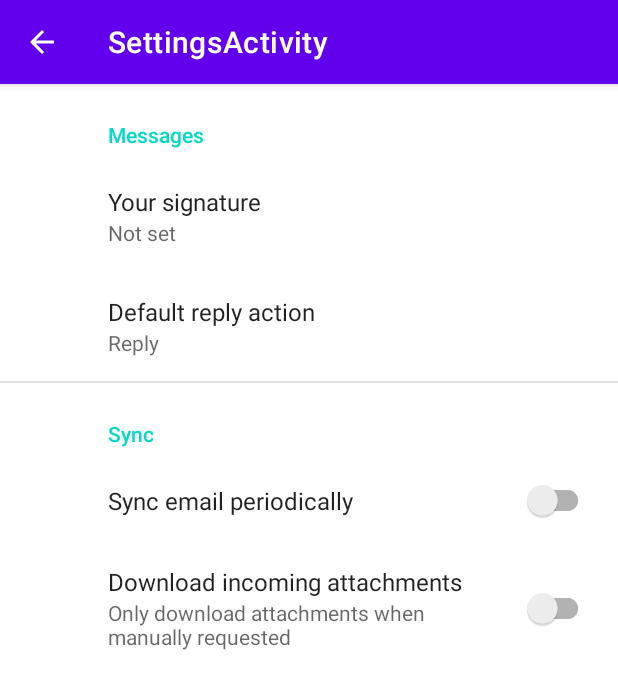
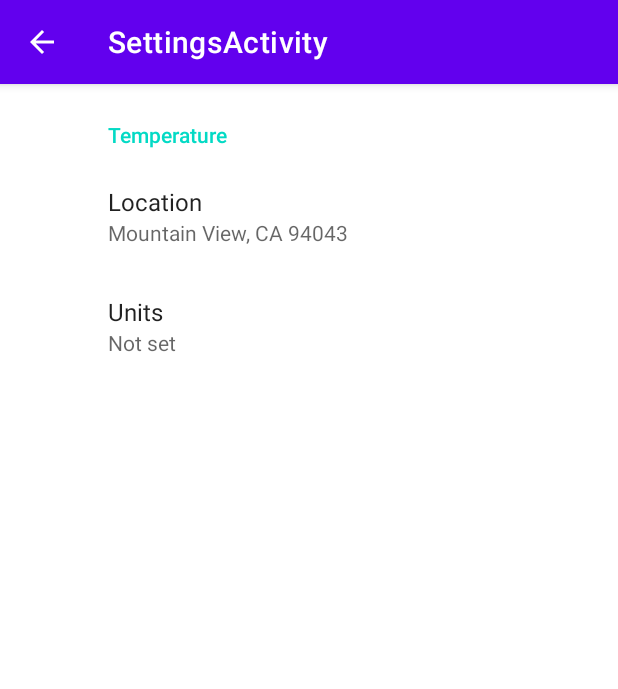
Before and after one commit to 3dylson/Modulo-2, an Android app: the SettingsActivity screen opened directly, with no data from a screen before it, on a phone screen of 412 x 824 dp. Shown: the top 689 px of the screen. Run offline under Robolectric (Android 15) with nearby library versions, the phone set to English and light mode, and no system bars; our stand-ins replace androidx.preference.

Commit message:
Create the PreferenceFragment in Sunshine - Lesson 6: 34

```diff
--- a/Sunshine/app/src/main/java/com/example/android/sunshine/SettingsActivity.java
+++ b/Sunshine/app/src/main/java/com/example/android/sunshine/SettingsActivity.java
@@ -1,12 +1,17 @@
 package com.example.android.sunshine;
 
+import android.content.SharedPreferences;
 import android.os.Bundle;
 import android.view.MenuItem;
 
 import androidx.annotation.NonNull;
 import androidx.appcompat.app.ActionBar;
 import androidx.appcompat.app.AppCompatActivity;
+import androidx.preference.CheckBoxPreference;
+import androidx.preference.ListPreference;
+import androidx.preference.Preference;
 import androidx.preference.PreferenceFragmentCompat;
+import androidx.preference.PreferenceScreen;
 
 /**
  * Loads the SettingsFragment and handles the proper behavior of the up button.
@@ -39,10 +44,40 @@ public class SettingsActivity extends AppCompatActivity {
         return super.onOptionsItemSelected(item);
     }
 
-    public static class SettingsFragment extends PreferenceFragmentCompat {
+    /**
+     * The SettingsFragment serves as the display for all of the user's settings. In Sunshine, the
+     * user will be able to change their preference for units of measurement from metric to imperial,
+     * set their preferred weather location, and indicate whether or not they'd like to see
+     * notifications.
+
+     */
+    public static class SettingsFragment extends PreferenceFragmentCompat implements
+            SharedPreferences.OnSharedPreferenceChangeListener {
+
         @Override
         public void onCreatePreferences(Bundle savedInstanceState, String rootKey) {
-            setPreferencesFromResource(R.xml.root_preferences, rootKey);
+            setPreferencesFromResource(R.xml.pref_general, rootKey);
+
+        }
+
+        @Override
+        public void onStop() {
+            super.onStop();
+            /* Unregister the preference change listener */
+            getPreferenceScreen().getSharedPreferences()
+                    .unregisterOnSharedPreferenceChangeListener(this);
+        }
+
+        @Override
+        public void onStart() {
+            super.onStart();
+            /* Register the preference change listener */
+            getPreferenceScreen().getSharedPreferences()
+                    .registerOnSharedPreferenceChangeListener(this);
+        }
+
+        @Override
+        public void onSharedPreferenceChanged(SharedPreferences sharedPreferences, String key) {
         }
     }
 }
--- a/Sunshine/app/src/main/res/values/arrays.xml
+++ b/Sunshine/app/src/main/res/values/arrays.xml
@@ -1,12 +1,11 @@
 <resources>
-    <!-- Reply Preference -->
-    <string-array name="reply_entries">
-        <item>Reply</item>
-        <item>Reply to all</item>
+    <string-array name="pref_units_options">
+        <item>@string/pref_units_label_metric</item>
+        <item>@string/pref_units_label_imperial</item>
     </string-array>
 
-    <string-array name="reply_values">
-        <item>reply</item>
-        <item>reply_all</item>
+    <string-array name="pref_units_values">
+        <item>@string/pref_units_metric</item>
+        <item>@string/pref_units_imperial</item>
     </string-array>
 </resources>
--- a/Sunshine/app/src/main/res/values/strings.xml
+++ b/Sunshine/app/src/main/res/values/strings.xml
@@ -18,6 +18,38 @@
     <string name="error_message">
         An error has occurred. Please try again by clicking REFRESH
     </string>
+
+    <!-- - - - - - - - - - - -->
+    <!--Used by Preferences  -->
+    <!-- - - - - - - - - - - -->
+
+    <!-- Label for the location preference [CHAR LIMIT=30] -->
+    <string name="pref_location_label">Location</string>
+    <string name="pref_temperature_label">Temperature</string>
+
+    <!-- Key name for storing location in SharedPreferences [CHAR LIMIT=NONE] -->
+    <string name="pref_location_key" translatable="false">location</string>
+
+    <!-- Default postal code for location preference [CHAR LIMIT=NONE] -->
+    <string name="pref_location_default" translatable="false">Mountain View, CA 94043</string>
+
+    <!-- Label for the temperature units preference [CHAR LIMIT=30] -->
+    <string name="pref_units_label">Units</string>
+
+    <!-- Label for metric option in temperature unit preference [CHAR LIMIT=25] -->
+    <string name="pref_units_label_metric">Metric</string>
+
+    <!-- Label for imperial option in temperature unit preference [CHAR LIMIT=25] -->
+    <string name="pref_units_label_imperial">Imperial</string>
+
+    <!-- Key name for temperature unit preference in SharedPreferences [CHAR LIMIT=NONE] -->
+    <string name="pref_units_key" translatable="false">units</string>
+
+    <!-- Value in SharedPreferences for metric temperature unit option [CHAR LIMIT=NONE] -->
+    <string name="pref_units_metric" translatable="false">metric</string>
+
+    <!-- Value in SharedPreferences for imperial temperature unit option [CHAR LIMIT=NONE] -->
+    <string name="pref_units_imperial" translatable="false">imperial</string>
 
     <!-- - - - - - - - - - - - - -->
     <!--Used by SunshineDateUtils-->
@@ -120,21 +152,6 @@
     <string name="condition_unknown">Unknown (<xliff:g id="conditionId">%1$d</xliff:g>)</string>
     <string name="title_activity_settings">SettingsActivity</string>
 
-    <!-- Preference Titles -->
-    <string name="messages_header">Messages</string>
-    <string name="sync_header">Sync</string>
-
-    <!-- Messages Preferences -->
-    <string name="signature_title">Your signature</string>
-    <string name="reply_title">Default reply action</string>
-
-    <!-- Sync Preferences -->
-    <string name="sync_title">Sync email periodically</string>
-    <string name="attachment_title">Download incoming attachments</string>
-    <string name="attachment_summary_on">Automatically download attachments for incoming emails
-    </string>
-    <string name="attachment_summary_off">Only download attachments when manually requested</string>
-
 
     <!-- - - - - - - - - - - -->
     <!-- Used by NetworkUtils-->
--- /dev/null
+++ b/Sunshine/app/src/main/res/xml/pref_general.xml
@@ -0,0 +1,22 @@
+<PreferenceScreen
+    xmlns:app="http://schemas.android.com/apk/res-auto">
+
+    <PreferenceCategory app:title="@string/pref_temperature_label">
+
+        <EditTextPreference
+            app:key="@string/pref_location_key"
+            app:title="@string/pref_location_label"
+            app:defaultValue="@string/pref_location_default"
+            app:useSimpleSummaryProvider="true" />
+
+        <ListPreference
+            app:defaultValue="@string/pref_units_label_metric"
+            app:entries="@array/pref_units_options"
+            app:entryValues="@array/pref_units_values"
+            app:key="@string/pref_units_key"
+            app:title="@string/pref_units_label"
+            app:useSimpleSummaryProvider="true" />
+
+    </PreferenceCategory>
+
+</PreferenceScreen>
--- a/Sunshine/app/src/main/res/xml/root_preferences.xml
+++ /dev/null
@@ -1,35 +0,0 @@
-<PreferenceScreen xmlns:app="http://schemas.android.com/apk/res-auto">
-
-    <PreferenceCategory app:title="@string/messages_header">
-
-        <EditTextPreference
-            app:key="signature"
-            app:title="@string/signature_title"
-            app:useSimpleSummaryProvider="true" />
-
-        <ListPreference
-            app:defaultValue="reply"
-            app:entries="@array/reply_entries"
-            app:entryValues="@array/reply_values"
-            app:key="reply"
-            app:title="@string/reply_title"
-            app:useSimpleSummaryProvider="true" />
-
-    </PreferenceCategory>
-
-    <PreferenceCategory app:title="@string/sync_header">
-
-        <SwitchPreferenceCompat
-            app:key="sync"
-            app:title="@string/sync_title" />
-
-        <SwitchPreferenceCompat
-            app:dependency="sync"
-            app:key="attachment"
-            app:summaryOff="@string/attachment_summary_off"
-            app:summaryOn="@string/attachment_summary_on"
-            app:title="@string/attachment_title" />
-
-    </PreferenceCategory>
-
-</PreferenceScreen>
```
